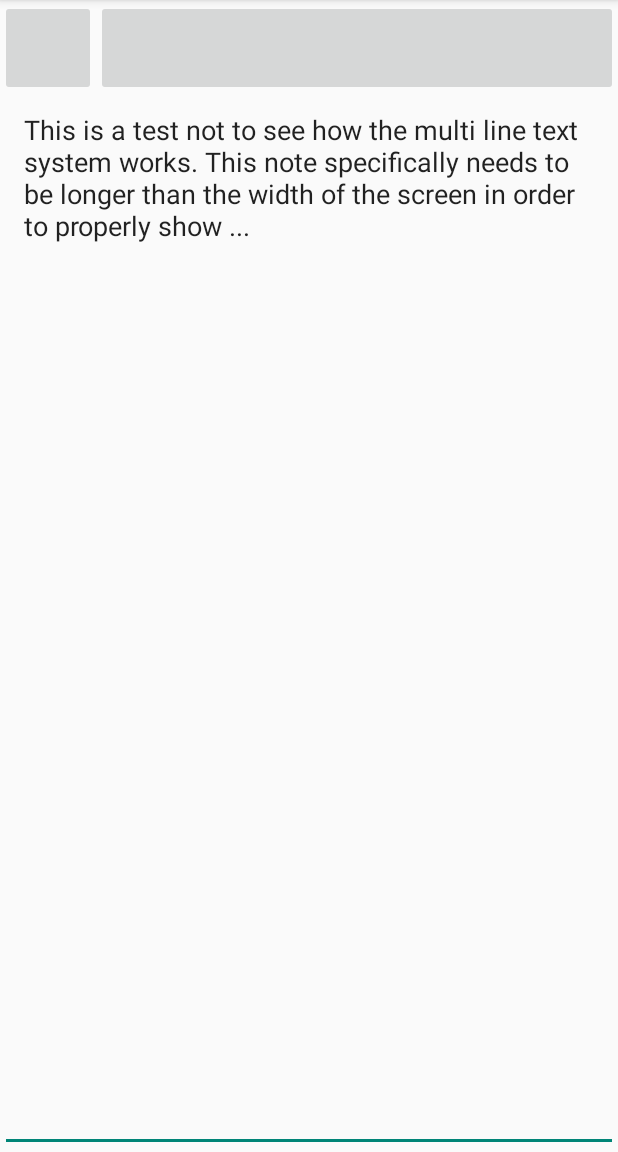
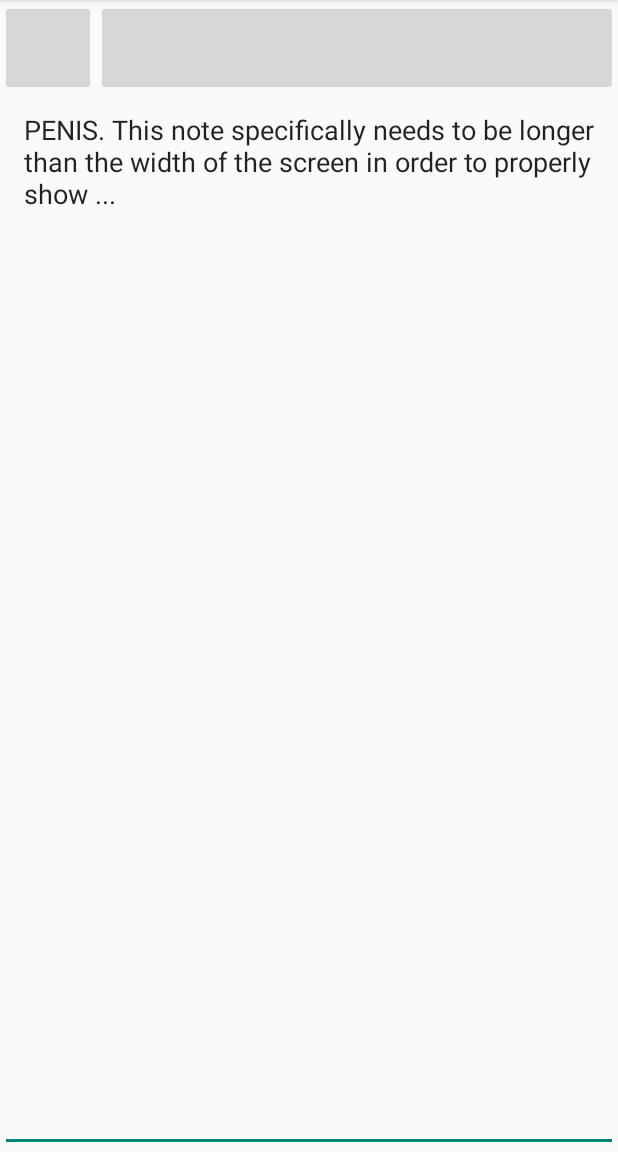
Before and after one commit to MDAMI/V-Note, an Android app: the NoteActivity screen opened directly, with no data from a screen before it, on a phone screen of 412 x 824 dp, the part 84-1236 px from its top. Run offline under Robolectric (Android 15) with nearby library versions, the phone set to English and light mode, and no system bars.

Commit message:
Changed text field

```diff
--- a/app/src/main/res/layout/activity_note.xml
+++ b/app/src/main/res/layout/activity_note.xml
@@ -33,7 +33,7 @@
         android:paddingStart="@dimen/activity_horizontal_margin"
         android:paddingEnd="@dimen/activity_horizontal_margin"
         android:paddingBottom="@dimen/activity_vertical_margin"
-        android:text="This is a test not to see how the multi line text system works. This note specifically needs to be longer than the width of the screen in order to properly show ..."
+        android:text="PENIS. This note specifically needs to be longer than the width of the screen in order to properly show ..."
         android:textAlignment="gravity"
         android:gravity="top"
         />
```
Also changed, not shown: 1 other file.
